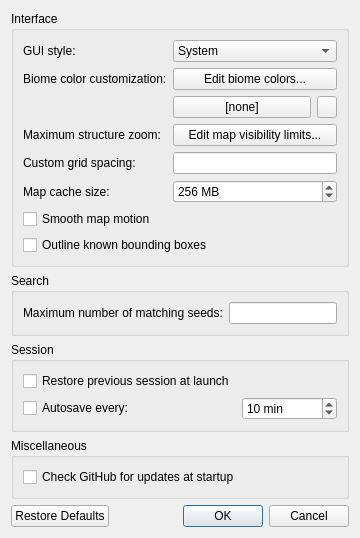
First picture: the form in src/configdialog.ui, repository Cubitect/cubiomes-viewer, before the edit.
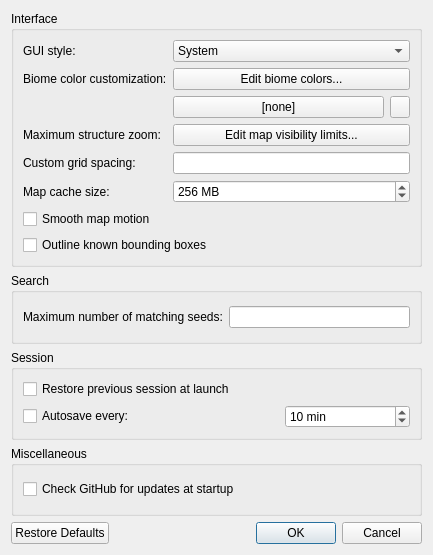
Second picture: the form after the edit. Icons and pictures are not drawn.

```diff
--- a/src/configdialog.ui
+++ b/src/configdialog.ui
@@ -2,6 +2,14 @@
 <ui version="4.0">
  <class>ConfigDialog</class>
  <widget class="QDialog" name="ConfigDialog">
+  <property name="geometry">
+   <rect>
+    <x>0</x>
+    <y>0</y>
+    <width>433</width>
+    <height>555</height>
+   </rect>
+  </property>
   <property name="windowTitle">
    <string>Preferences</string>
   </property>
```
Left out of the diff: 2 changed lines with no effect on the pictures.
